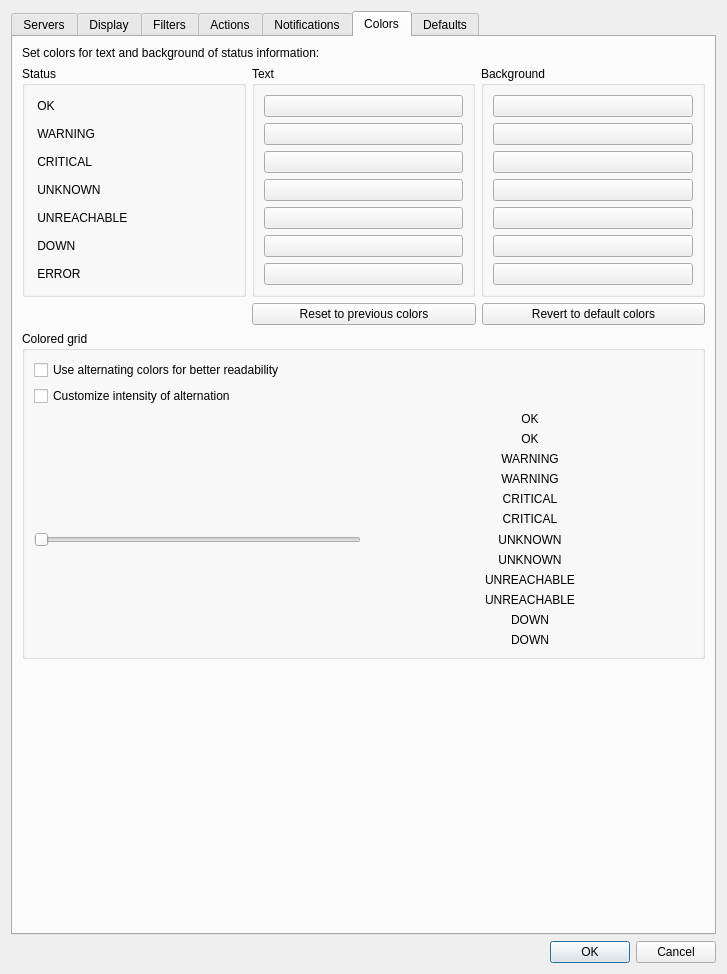
Old version of the form Nagstamon/QUI/settings_main.ui in the repository HenriWahl/Nagstamon.
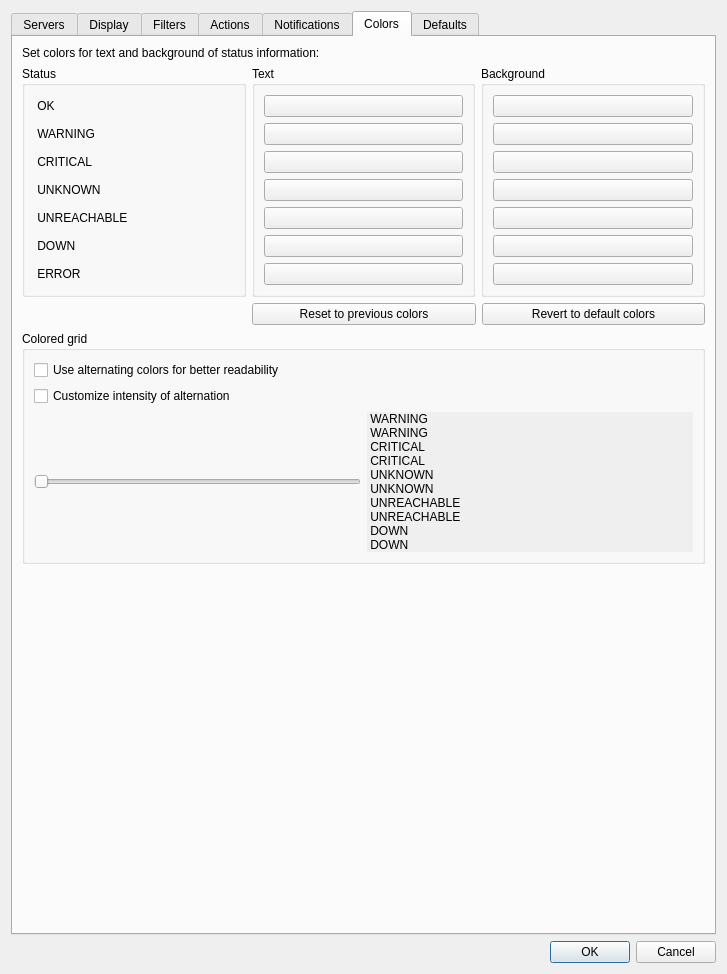
New version of the form.

Commit message: finished customization of alternation color intensity

Patch:
```diff
--- a/Nagstamon/QUI/settings_main.ui
+++ b/Nagstamon/QUI/settings_main.ui
@@ -1341,116 +1341,6 @@
           <string>Colored grid</string>
          </property>
          <layout class="QGridLayout" name="gridLayout_18">
-          <item row="7" column="1">
-           <widget class="QLabel" name="label_intensity_critical_0">
-            <property name="text">
-             <string>CRITICAL</string>
-            </property>
-            <property name="alignment">
-             <set>Qt::AlignCenter</set>
-            </property>
-           </widget>
-          </item>
-          <item row="10" column="1">
-           <widget class="QLabel" name="label_intensity_unknown_1">
-            <property name="text">
-             <string>UNKNOWN</string>
-            </property>
-            <property name="alignment">
-             <set>Qt::AlignCenter</set>
-            </property>
-           </widget>
-          </item>
-          <item row="3" column="1">
-           <widget class="QLabel" name="label_intensity_ok_0">
-            <property name="text">
-             <string>OK</string>
-            </property>
-            <property name="alignment">
-             <set>Qt::AlignCenter</set>
-            </property>
-           </widget>
-          </item>
-          <item row="5" column="1">
-           <widget class="QLabel" name="label_intensity_warning_0">
-            <property name="text">
-             <string>WARNING</string>
-            </property>
-            <property name="alignment">
-             <set>Qt::AlignCenter</set>
-            </property>
-           </widget>
-          </item>
-          <item row="13" column="1">
-           <widget class="QLabel" name="label_intensity_down_0">
-            <property name="text">
-             <string>DOWN</string>
-            </property>
-            <property name="alignment">
-             <set>Qt::AlignCenter</set>
-            </property>
-           </widget>
-          </item>
-          <item row="14" column="1">
-           <widget class="QLabel" name="label_intensity_down_1">
-            <property name="text">
-             <string>DOWN</string>
-            </property>
-            <property name="alignment">
-             <set>Qt::AlignCenter</set>
-            </property>
-           </widget>
-          </item>
-          <item row="8" column="1">
-           <widget class="QLabel" name="label_intensity_critical_1">
-            <property name="text">
-             <string>CRITICAL</string>
-            </property>
-            <property name="alignment">
-             <set>Qt::AlignCenter</set>
-            </property>
-           </widget>
-          </item>
-          <item row="11" column="1">
-           <widget class="QLabel" name="label_intensity_unreachable_0">
-            <property name="text">
-             <string>UNREACHABLE</string>
-            </property>
-            <property name="alignment">
-             <set>Qt::AlignCenter</set>
-            </property>
-           </widget>
-          </item>
-          <item row="9" column="1">
-           <widget class="QLabel" name="label_intensity_unknown_0">
-            <property name="text">
-             <string>UNKNOWN</string>
-            </property>
-            <property name="alignment">
-             <set>Qt::AlignCenter</set>
-            </property>
-           </widget>
-          </item>
-          <item row="6" column="1">
-           <widget class="QLabel" name="label_intensity_warning_1">
-            <property name="text">
-             <string>WARNING</string>
-            </property>
-            <property name="alignment">
-             <set>Qt::AlignCenter</set>
-            </property>
-           </widget>
-          </item>
-          <item row="12" column="1">
-           <widget class="QLabel" name="label_intensity_unreachable_1">
-            <property name="text">
-             <string>UNREACHABLE</string>
-            </property>
-            <property name="alignment">
-             <set>Qt::AlignCenter</set>
-            </property>
-           </widget>
-          </item>
           <item row="0" column="0">
            <widget class="QCheckBox" name="input_checkbox_show_grid">
             <property name="text">
@@ -1458,7 +1348,17 @@
             </property>
            </widget>
           </item>
-          <item row="9" column="0">
+          <item row="1" column="0">
+           <widget class="QCheckBox" name="input_checkbox_grid_use_custom_intensity">
+            <property name="enabled">
+             <bool>true</bool>
+            </property>
+            <property name="text">
+             <string>Customize intensity of alternation</string>
+            </property>
+           </widget>
+          </item>
+          <item row="2" column="0">
            <widget class="QSlider" name="input_slider_grid_alternation_intensity">
             <property name="sizePolicy">
              <sizepolicy hsizetype="Minimum" vsizetype="Fixed">
@@ -1466,30 +1366,153 @@
               <verstretch>0</verstretch>
              </sizepolicy>
             </property>
+            <property name="maximum">
+             <number>50</number>
+            </property>
             <property name="orientation">
              <enum>Qt::Horizontal</enum>
             </property>
            </widget>
           </item>
-          <item row="2" column="0">
-           <widget class="QCheckBox" name="input_checkbox_grid_use_custom_intensity">
-            <property name="enabled">
-             <bool>true</bool>
+          <item row="2" column="1">
+           <layout class="QVBoxLayout" name="vbox_alternation_intensity_labels">
+            <property name="spacing">
+             <number>0</number>
             </property>
-            <property name="text">
-             <string>Customize intensity of alternation</string>
-            </property>
-           </widget>
-          </item>
-          <item row="4" column="1">
-           <widget class="QLabel" name="label_intensity_ok_1">
-            <property name="text">
-             <string>OK</string>
-            </property>
-            <property name="alignment">
-             <set>Qt::AlignCenter</set>
-            </property>
-           </widget>
+            <item>
+             <widget class="QLabel" name="label_intensity_warning_0">
+              <property name="autoFillBackground">
+               <bool>true</bool>
+              </property>
+              <property name="text">
+               <string> WARNING</string>
+              </property>
+              <property name="alignment">
+               <set>Qt::AlignLeading|Qt::AlignLeft|Qt::AlignVCenter</set>
+              </property>
+              <property name="margin">
+               <number>0</number>
+              </property>
+             </widget>
+            </item>
+            <item>
+             <widget class="QLabel" name="label_intensity_warning_1">
+              <property name="autoFillBackground">
+               <bool>true</bool>
+              </property>
+              <property name="text">
+               <string> WARNING</string>
+              </property>
+              <property name="alignment">
+               <set>Qt::AlignLeading|Qt::AlignLeft|Qt::AlignVCenter</set>
+              </property>
+             </widget>
+            </item>
+            <item>
+             <widget class="QLabel" name="label_intensity_critical_0">
+              <property name="autoFillBackground">
+               <bool>true</bool>
+              </property>
+              <property name="text">
+               <string> CRITICAL</string>
+              </property>
+              <property name="alignment">
+               <set>Qt::AlignLeading|Qt::AlignLeft|Qt::AlignVCenter</set>
+              </property>
+             </widget>
+            </item>
+            <item>
+             <widget class="QLabel" name="label_intensity_critical_1">
+              <property name="autoFillBackground">
+               <bool>true</bool>
+              </property>
+              <property name="text">
+               <string> CRITICAL</string>
+              </property>
+              <property name="alignment">
+               <set>Qt::AlignLeading|Qt::AlignLeft|Qt::AlignVCenter</set>
+              </property>
+             </widget>
+            </item>
+            <item>
+             <widget class="QLabel" name="label_intensity_unknown_0">
+              <property name="autoFillBackground">
+               <bool>true</bool>
+              </property>
+              <property name="text">
+               <string> UNKNOWN</string>
+              </property>
+              <property name="alignment">
+               <set>Qt::AlignLeading|Qt::AlignLeft|Qt::AlignVCenter</set>
+              </property>
+             </widget>
+            </item>
+            <item>
+             <widget class="QLabel" name="label_intensity_unknown_1">
+              <property name="autoFillBackground">
+               <bool>true</bool>
+              </property>
+              <property name="text">
+               <string> UNKNOWN</string>
+              </property>
+              <property name="alignment">
+               <set>Qt::AlignLeading|Qt::AlignLeft|Qt::AlignVCenter</set>
+              </property>
+             </widget>
+            </item>
+            <item>
+             <widget class="QLabel" name="label_intensity_unreachable_0">
+              <property name="autoFillBackground">
+               <bool>true</bool>
+              </property>
+              <property name="text">
+               <string> UNREACHABLE</string>
+              </property>
+              <property name="alignment">
+               <set>Qt::AlignLeading|Qt::AlignLeft|Qt::AlignVCenter</set>
+              </property>
+             </widget>
+            </item>
+            <item>
+             <widget class="QLabel" name="label_intensity_unreachable_1">
+              <property name="autoFillBackground">
+               <bool>true</bool>
+              </property>
+              <property name="text">
+               <string> UNREACHABLE</string>
+              </property>
+              <property name="alignment">
+               <set>Qt::AlignLeading|Qt::AlignLeft|Qt::AlignVCenter</set>
+              </property>
+             </widget>
+            </item>
+            <item>
+             <widget class="QLabel" name="label_intensity_down_0">
+              <property name="autoFillBackground">
+               <bool>true</bool>
+              </property>
+              <property name="text">
+               <string> DOWN</string>
+              </property>
+              <property name="alignment">
+               <set>Qt::AlignLeading|Qt::AlignLeft|Qt::AlignVCenter</set>
+              </property>
+             </widget>
+            </item>
+            <item>
+             <widget class="QLabel" name="label_intensity_down_1">
+              <property name="autoFillBackground">
+               <bool>true</bool>
+              </property>
+              <property name="text">
+               <string> DOWN</string>
+              </property>
+              <property name="alignment">
+               <set>Qt::AlignLeading|Qt::AlignLeft|Qt::AlignVCenter</set>
+              </property>
+             </widget>
+            </item>
+           </layout>
           </item>
          </layout>
         </widget>
```
The commit also changes 4 other files.
